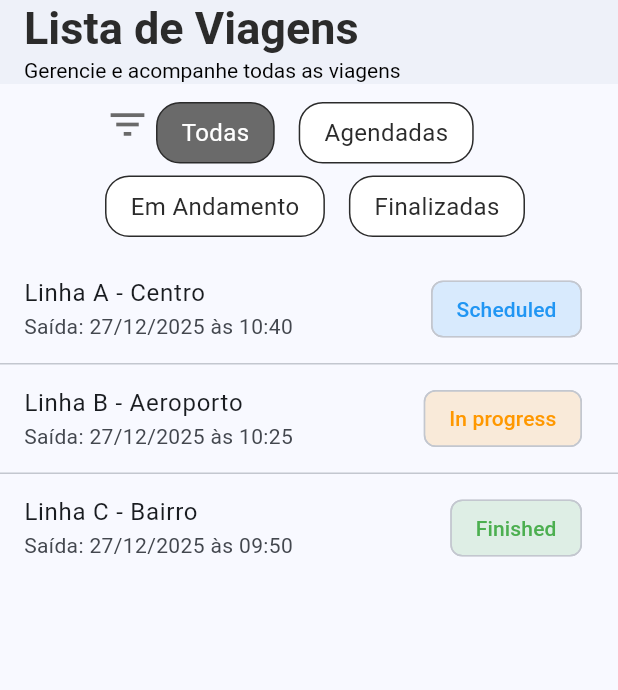
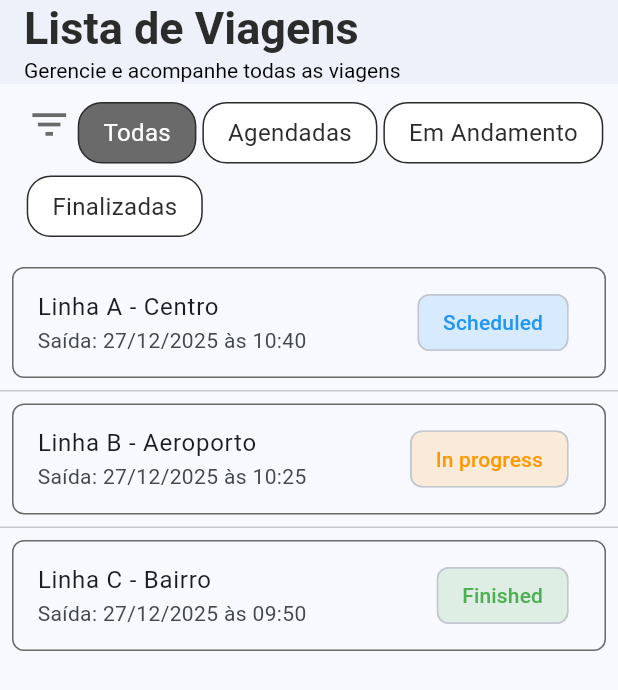
Before and after one commit to wahlfernando/trips_simulator, a Flutter app: the screen it shows after launch, on a phone screen of 412 x 824 dp. Shown: the top 690 px of the screen. Run offline on Flutter 3.47's test engine with Material 3 defaults, Android fonts, the phone set to English and light mode, and no system bars; our stand-ins replace dartz, equatable, flutter_bloc, go_router.

Commit message:
♻️ Refactor SuccessPage to use BlocBuilder for state management and simplify widget structure

```diff
--- a/lib/features/trips/presentation/widgets/success_page.dart
+++ b/lib/features/trips/presentation/widgets/success_page.dart
@@ -12,23 +12,19 @@ import 'package:trips_simulator/features/trips/presentation/widgets/status_chip.
 import '../../../../core/enums/trip_filter.dart';
 import '../bloc/trip_list/trip_list_state.dart';
 
-class SuccessPage extends StatefulWidget {
+class SuccessPage extends StatelessWidget {
   final TripListState state;
 
   const SuccessPage({super.key, required this.state});
 
   @override
-  State<SuccessPage> createState() => _SuccessPageState();
-}
-
-class _SuccessPageState extends State<SuccessPage> {
-  @override
   Widget build(BuildContext context) {
+    return BlocBuilder<TripListBloc, TripListState>(
+      builder: (context, currentState) {
         return Column(
           children: [
             const SizedBox(height: 12),
-        Flexible(
-          child: Padding(
+            Padding(
               padding: const EdgeInsets.only(left: 8),
               child: Wrap(
                 spacing: 4,
@@ -37,40 +33,37 @@ class _SuccessPageState extends State<SuccessPage> {
                   Icon(Icons.filter_list, color: AppColors.black80, size: 30),
                   FilterChipButton(
                     label: 'Todas',
-                  isSelected: widget.state.selectedFilter == TripFilter.todas,
+                    isSelected: currentState.selectedFilter == TripFilter.todas,
                     onTap: () {
                       context.read<TripListBloc>().add(
                         ChangeFilterEvent(TripFilter.todas),
                       );
                     },
                   ),
-                const SizedBox(width: 8),
                   FilterChipButton(
                     label: 'Agendadas',
                     isSelected:
-                      widget.state.selectedFilter == TripFilter.agendadas,
+                        currentState.selectedFilter == TripFilter.agendadas,
                     onTap: () {
                       context.read<TripListBloc>().add(
                         ChangeFilterEvent(TripFilter.agendadas),
                       );
                     },
                   ),
-                const SizedBox(width: 8),
                   FilterChipButton(
                     label: 'Em Andamento',
                     isSelected:
-                      widget.state.selectedFilter == TripFilter.emAndamento,
+                        currentState.selectedFilter == TripFilter.emAndamento,
                     onTap: () {
                       context.read<TripListBloc>().add(
                         ChangeFilterEvent(TripFilter.emAndamento),
                       );
                     },
                   ),
-                const SizedBox(width: 8),
                   FilterChipButton(
                     label: 'Finalizadas',
                     isSelected:
-                      widget.state.selectedFilter == TripFilter.finalizadas,
+                        currentState.selectedFilter == TripFilter.finalizadas,
                     onTap: () {
                       context.read<TripListBloc>().add(
                         ChangeFilterEvent(TripFilter.finalizadas),
@@ -80,24 +73,32 @@ class _SuccessPageState extends State<SuccessPage> {
                 ],
               ),
             ),
-        ),
             const SizedBox(height: 12),
             Expanded(
               child: ListView.separated(
-            itemCount: widget.state.trips.length,
+                itemCount: currentState.trips.length,
                 separatorBuilder: (_, _) => const Divider(height: 1),
                 itemBuilder: (context, index) {
-              final trip = widget.state.trips[index];
+                  final trip = currentState.trips[index];
                   return cardTrip(trip, context);
                 },
               ),
             ),
           ],
         );
+      },
+    );
   }
 
-  ListTile cardTrip(Trip trip, BuildContext context) {
-    return ListTile(
+  Widget cardTrip(Trip trip, BuildContext context) {
+    return Padding(
+      padding: const EdgeInsets.all(8.0),
+      child: Container(
+        decoration: BoxDecoration(
+          border: Border.all(color: AppColors.black80),
+          borderRadius: BorderRadius.circular(8),
+        ),
+        child: ListTile(
           title: Text(trip.lineName),
           subtitle: Text(
             'Saída: ${trip.formattedDepartureDate} às ${trip.formattedDepartureTime}',
@@ -107,6 +108,8 @@ class _SuccessPageState extends State<SuccessPage> {
           onTap: () {
             context.push('${AppRoutes.tripDetail}/${trip.id}');
           },
+        ),
+      ),
     );
   }
 }
```
Lines whose indentation alone changed are shown as unchanged.
